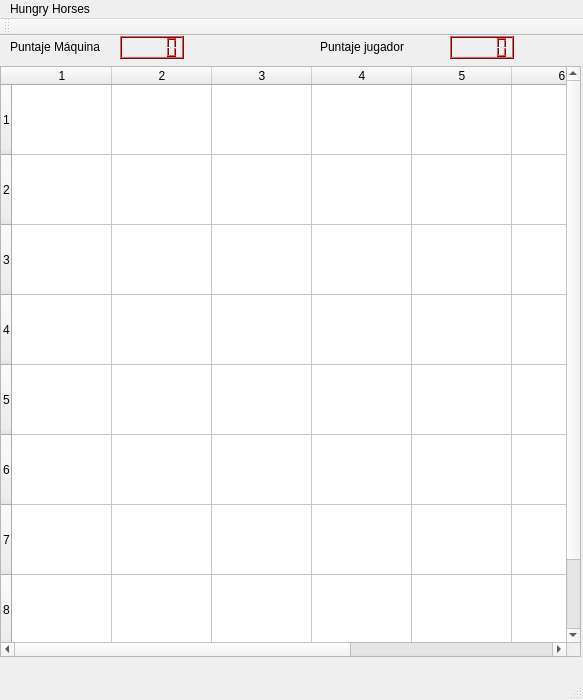
The window that mainwindow.ui (anderojas1/HungryHorses) describes before a commit, drawn with Qt 5.
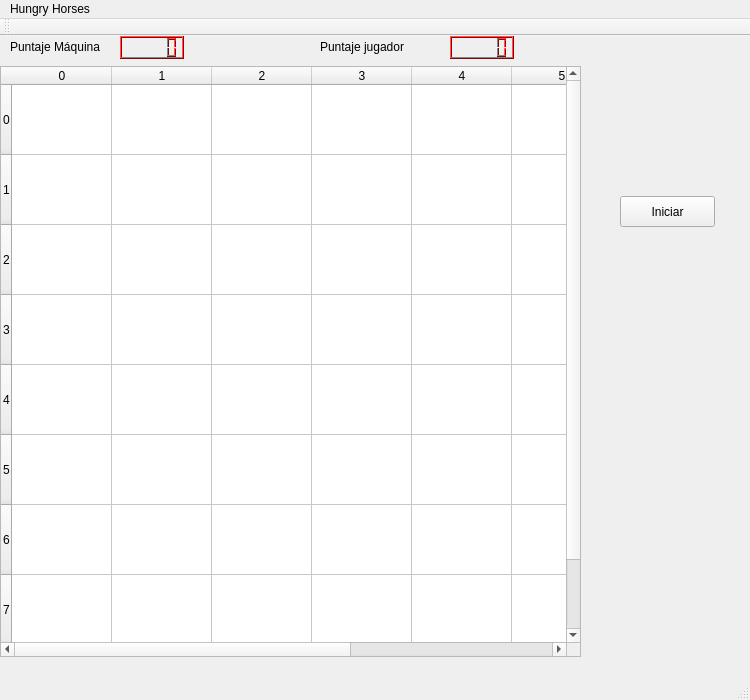
The same window after the commit.

Diff of the .ui file:
```diff
--- a/mainwindow.ui
+++ b/mainwindow.ui
@@ -6,19 +6,19 @@
    <rect>
     <x>0</x>
     <y>0</y>
-    <width>583</width>
+    <width>750</width>
     <height>700</height>
    </rect>
   </property>
   <property name="minimumSize">
    <size>
-    <width>550</width>
+    <width>750</width>
     <height>700</height>
    </size>
   </property>
   <property name="maximumSize">
    <size>
-    <width>600</width>
+    <width>750</width>
     <height>700</height>
    </size>
   </property>
@@ -938,6 +938,11 @@
     <attribute name="verticalHeaderDefaultSectionSize">
      <number>70</number>
     </attribute>
+    <row>
+     <property name="text">
+      <string>0</string>
+     </property>
+    </row>
     <row>
      <property name="text">
       <string>1</string>
@@ -973,11 +978,11 @@
       <string>7</string>
      </property>
     </row>
-    <row>
+    <column>
      <property name="text">
-      <string>8</string>
+      <string>0</string>
      </property>
-    </row>
+    </column>
     <column>
      <property name="text">
       <string>1</string>
@@ -1013,11 +1018,6 @@
       <string>7</string>
      </property>
     </column>
-    <column>
-     <property name="text">
-      <string>8</string>
-     </property>
-    </column>
     <item row="0" column="0">
      <property name="text">
       <string/>
@@ -1027,13 +1027,26 @@
      </property>
     </item>
    </widget>
+   <widget class="QPushButton" name="iniciarJuego">
+    <property name="geometry">
+     <rect>
+      <x>620</x>
+      <y>160</y>
+      <width>95</width>
+      <height>31</height>
+     </rect>
+    </property>
+    <property name="text">
+     <string>Iniciar</string>
+    </property>
+   </widget>
   </widget>
   <widget class="QMenuBar" name="menuBar">
    <property name="geometry">
     <rect>
      <x>0</x>
      <y>0</y>
-     <width>583</width>
+     <width>750</width>
      <height>29</height>
     </rect>
    </property>
```
